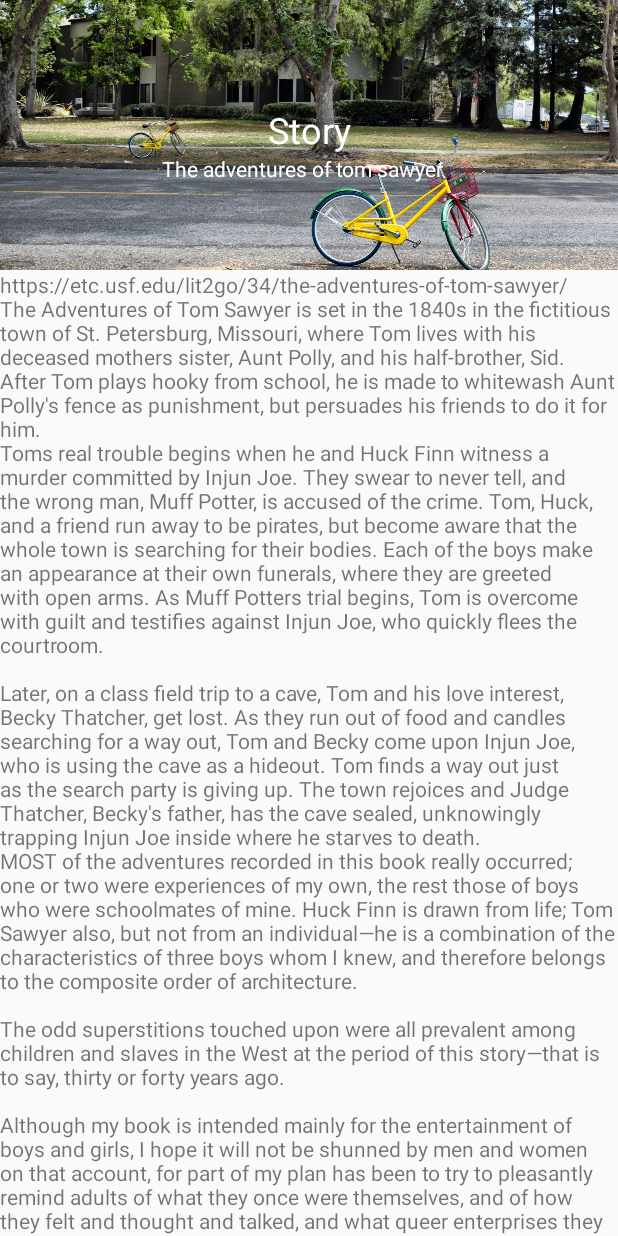
After one commit to ticktakclock/MotionLayoutSamaple, an Android app: the layout motion_10.xml on its own in the app's theme, with its tools: preview values and no code run, on a phone screen of 412 x 824 dp. The commit adds this screen. Run offline under Robolectric (Android 15) with nearby library versions, the phone set to English and light mode, and no system bars.

Commit message:
Add motion sample 10

```diff
--- a/app/src/main/java/com/github/ticktakclock/motionlayoutsample/MainActivity.kt
+++ b/app/src/main/java/com/github/ticktakclock/motionlayoutsample/MainActivity.kt
@@ -17,7 +17,8 @@ class MainActivity : AppCompatActivity() {
         Sample("Sample 6", "Using ImageFilterView, cross fade image", R.layout.motion_06),
         Sample("Sample 7", "Using KeyFrameSet and KeyCycle", R.layout.motion_07),
         Sample("Sample 8", "Multi ui animation", R.layout.motion_08),
-        Sample("Sample 9", "Floating action button, speed dial", R.layout.motion_09)
+        Sample("Sample 9", "Floating action button, speed dial", R.layout.motion_09),
+        Sample("Sample 10", "Using in header of CoordinatorLayout", R.layout.motion_10)
     )
 
     override fun onCreate(savedInstanceState: Bundle?) {
--- /dev/null
+++ b/app/src/main/java/com/github/ticktakclock/motionlayoutsample/Sample10MotionLayout.kt
@@ -0,0 +1,28 @@
+package com.github.ticktakclock.motionlayoutsample
+
+import android.content.Context
+import android.util.AttributeSet
+import android.util.Log
+import androidx.constraintlayout.motion.widget.MotionLayout
+import com.google.android.material.appbar.AppBarLayout
+
+/**
+ * Sample10MotionLayout
+ *
+ * Custom MotionLayout for Sample 10.
+ */
+class Sample10MotionLayout @JvmOverloads constructor(
+    context: Context, attrs: AttributeSet? = null, defStyleAttr: Int = 0
+) : MotionLayout(context, attrs, defStyleAttr), AppBarLayout.OnOffsetChangedListener {
+
+    override fun onOffsetChanged(appBarLayout: AppBarLayout?, offset: Int) {
+        val scrolled = appBarLayout?.totalScrollRange?.toFloat()
+        Log.d("Sample10MotionLayout", "${scrolled}, ${offset}")
+        progress = -offset / (appBarLayout?.totalScrollRange?.toFloat() ?: 0f)
+    }
+
+    override fun onAttachedToWindow() {
+        super.onAttachedToWindow()
+        (parent as? AppBarLayout)?.addOnOffsetChangedListener(this)
+    }
+}
--- /dev/null
+++ b/app/src/main/res/layout/motion_10.xml
@@ -0,0 +1,20 @@
+<?xml version="1.0" encoding="utf-8"?>
+<androidx.coordinatorlayout.widget.CoordinatorLayout xmlns:android="http://schemas.android.com/apk/res/android"
+    android:id="@+id/content"
+    android:layout_width="match_parent"
+    android:layout_height="match_parent"
+    android:fitsSystemWindows="false">
+
+    <com.google.android.material.appbar.AppBarLayout
+        android:id="@+id/app_bar"
+        android:layout_width="match_parent"
+        android:layout_height="180dp"
+        android:theme="@style/AppTheme.AppBarOverlay">
+
+        <include layout="@layout/motion_10_header" />
+
+    </com.google.android.material.appbar.AppBarLayout>
+
+    <include layout="@layout/motion_10_body" />
+
+</androidx.coordinatorlayout.widget.CoordinatorLayout>
--- /dev/null
+++ b/app/src/main/res/layout/motion_10_body.xml
@@ -0,0 +1,19 @@
+<?xml version="1.0" encoding="utf-8"?>
+<androidx.core.widget.NestedScrollView xmlns:android="http://schemas.android.com/apk/res/android"
+    xmlns:app="http://schemas.android.com/apk/res-auto"
+    xmlns:tools="http://schemas.android.com/tools"
+    android:layout_width="match_parent"
+    android:layout_height="match_parent"
+    app:layout_behavior="@string/appbar_scrolling_view_behavior"
+    tools:context=".MainActivity">
+
+    <TextView
+        android:id="@+id/textView"
+        android:layout_width="wrap_content"
+        android:layout_height="wrap_content"
+        android:text="@string/long_text"
+        app:layout_constraintEnd_toEndOf="parent"
+        app:layout_constraintStart_toStartOf="parent"
+        app:layout_constraintTop_toTopOf="parent" />
+
+</androidx.core.widget.NestedScrollView>
--- /dev/null
+++ b/app/src/main/res/layout/motion_10_header.xml
@@ -0,0 +1,42 @@
+<?xml version="1.0" encoding="utf-8"?>
+<com.github.ticktakclock.motionlayoutsample.Sample10MotionLayout
+    xmlns:android="http://schemas.android.com/apk/res/android"
+    xmlns:app="http://schemas.android.com/apk/res-auto"
+    xmlns:tools="http://schemas.android.com/tools"
+    tools:showPaths="true"
+    android:id="@+id/motionLayout"
+    android:layout_width="match_parent"
+    android:layout_height="match_parent"
+    android:minHeight="50dp"
+    app:layoutDescription="@xml/scene_10"
+    app:layout_scrollFlags="scroll|enterAlways|snap|exitUntilCollapsed">
+
+
+    <ImageView
+        android:id="@+id/background"
+        android:layout_width="wrap_content"
+        android:layout_height="wrap_content"
+        android:scaleType="centerCrop"
+        app:srcCompat="@drawable/public_domain_photo_2"
+        tools:layout_editor_absoluteX="0dp"
+        tools:layout_editor_absoluteY="0dp" />
+
+    <TextView
+        android:id="@+id/title"
+        android:layout_width="wrap_content"
+        android:layout_height="wrap_content"
+        android:text="@string/sample_10_title"
+        android:textColor="@android:color/white"
+        android:textSize="24sp"
+        tools:layout_editor_absoluteX="173dp"
+        tools:layout_editor_absoluteY="263dp" />
+
+    <TextView
+        android:id="@+id/title_sub"
+        android:layout_width="wrap_content"
+        android:layout_height="wrap_content"
+        android:text="@string/sample_10_sub_title"
+        android:textColor="@android:color/white"
+        tools:layout_editor_absoluteX="184dp"
+        tools:layout_editor_absoluteY="348dp" />
+</com.github.ticktakclock.motionlayoutsample.Sample10MotionLayout>
--- a/app/src/main/res/values/strings.xml
+++ b/app/src/main/res/values/strings.xml
@@ -1,4 +1,20 @@
 <resources>
     <string name="app_name">MotionLayoutSample</string>
     <string name="title_activity_sample">SampleActivity</string>
+    <string name="sample_10_title">Story</string>
+    <string name="sample_10_sub_title">The adventures of tom sawyer</string>
+    <string name="long_text">"https://etc.usf.edu/lit2go/34/the-adventures-of-tom-sawyer/
+The Adventures of Tom Sawyer is set in the 1840\s in the fictitious town of St. Petersburg, Missouri, where Tom lives with his deceased mother\s sister, Aunt Polly, and his half-brother, Sid. After Tom plays hooky from school, he is made to whitewash Aunt Polly\'s fence as punishment, but persuades his friends to do it for him.
+Tom\s real trouble begins when he and Huck Finn witness a murder committed by Injun Joe. They swear to never tell, and the wrong man, Muff Potter, is accused of the crime. Tom, Huck, and a friend run away to be pirates, but become aware that the whole town is searching for their bodies. Each of the boys make an appearance at their own funerals, where they are greeted with open arms. As Muff Potter\s trial begins, Tom is overcome with guilt and testifies against Injun Joe, who quickly flees the courtroom.
+
+Later, on a class field trip to a cave, Tom and his love interest, Becky Thatcher, get lost. As they run out of food and candles searching for a way out, Tom and Becky come upon Injun Joe, who is using the cave as a hideout. Tom finds a way out just as the search party is giving up. The town rejoices and Judge Thatcher, Becky\'s father, has the cave sealed, unknowingly trapping Injun Joe inside where he starves to death.
+MOST of the adventures recorded in this book really occurred; one or two were experiences of my own, the rest those of boys who were schoolmates of mine. Huck Finn is drawn from life; Tom Sawyer also, but not from an individual—he is a combination of the characteristics of three boys whom I knew, and therefore belongs to the composite order of architecture.
+
+The odd superstitions touched upon were all prevalent among children and slaves in the West at the period of this story—that is to say, thirty or forty years ago.
+
+Although my book is intended mainly for the entertainment of boys and girls, I hope it will not be shunned by men and women on that account, for part of my plan has been to try to pleasantly remind adults of what they once were themselves, and of how they felt and thought and talked, and what queer enterprises they sometimes engaged in.
+
+THE AUTHOR.
+        "
+    </string>
 </resources>
--- /dev/null
+++ b/app/src/main/res/xml/scene_10.xml
@@ -0,0 +1,76 @@
+<?xml version="1.0" encoding="utf-8"?>
+<MotionScene xmlns:android="http://schemas.android.com/apk/res/android"
+    xmlns:motion="http://schemas.android.com/apk/res-auto">
+
+    <Transition
+        motion:constraintSetEnd="@id/end"
+        motion:constraintSetStart="@id/start"
+        motion:duration="200"
+        motion:motionInterpolator="linear">
+        <OnSwipe
+            motion:dragDirection="dragUp"
+            motion:targetId="@id/background"
+            motion:touchAnchorSide="bottom" />
+    </Transition>
+
+    <ConstraintSet android:id="@+id/start">
+        <Constraint
+            android:id="@id/background"
+            android:alpha="1">
+            <Layout
+                android:layout_width="wrap_content"
+                android:layout_height="wrap_content"
+                motion:layout_constraintBottom_toBottomOf="parent"
+                motion:layout_constraintEnd_toEndOf="parent"
+                motion:layout_constraintStart_toStartOf="parent" />
+        </Constraint>
+        <Constraint android:id="@id/title">
+            <Layout
+                android:layout_width="wrap_content"
+                android:layout_height="wrap_content"
+                android:layout_marginBottom="8dp"
+                motion:layout_constraintBottom_toBottomOf="@id/background"
+                motion:layout_constraintEnd_toEndOf="parent"
+                motion:layout_constraintStart_toStartOf="parent"
+                motion:layout_constraintTop_toTopOf="@id/background" />
+        </Constraint>
+        <Constraint android:id="@id/title_sub">
+            <Layout
+                android:layout_width="wrap_content"
+                android:layout_height="wrap_content"
+                android:layout_marginEnd="8dp"
+                motion:layout_constraintEnd_toEndOf="parent"
+                motion:layout_constraintStart_toStartOf="parent"
+                motion:layout_constraintTop_toBottomOf="@id/title" />
+        </Constraint>
+    </ConstraintSet>
+
+    <ConstraintSet android:id="@+id/end">
+        <Constraint
+            android:id="@id/background"
+            android:alpha="0">
+            <Layout
+                android:layout_width="wrap_content"
+                android:layout_height="wrap_content"
+                motion:layout_constraintBottom_toBottomOf="parent" />
+        </Constraint>
+        <Constraint android:id="@id/title">
+            <Layout
+                android:layout_width="wrap_content"
+                android:layout_height="wrap_content"
+                android:layout_marginStart="8dp"
+                android:layout_marginBottom="8dp"
+                motion:layout_constraintBottom_toBottomOf="@id/background"
+                motion:layout_constraintStart_toStartOf="parent" />
+        </Constraint>
+        <Constraint android:id="@id/title_sub">
+            <Layout
+                android:layout_width="wrap_content"
+                android:layout_height="wrap_content"
+                android:layout_marginStart="8dp"
+                motion:layout_constraintBottom_toBottomOf="@id/title"
+                motion:layout_constraintStart_toEndOf="@id/title"
+                motion:layout_constraintTop_toTopOf="@id/title" />
+        </Constraint>
+    </ConstraintSet>
+</MotionScene>
```
